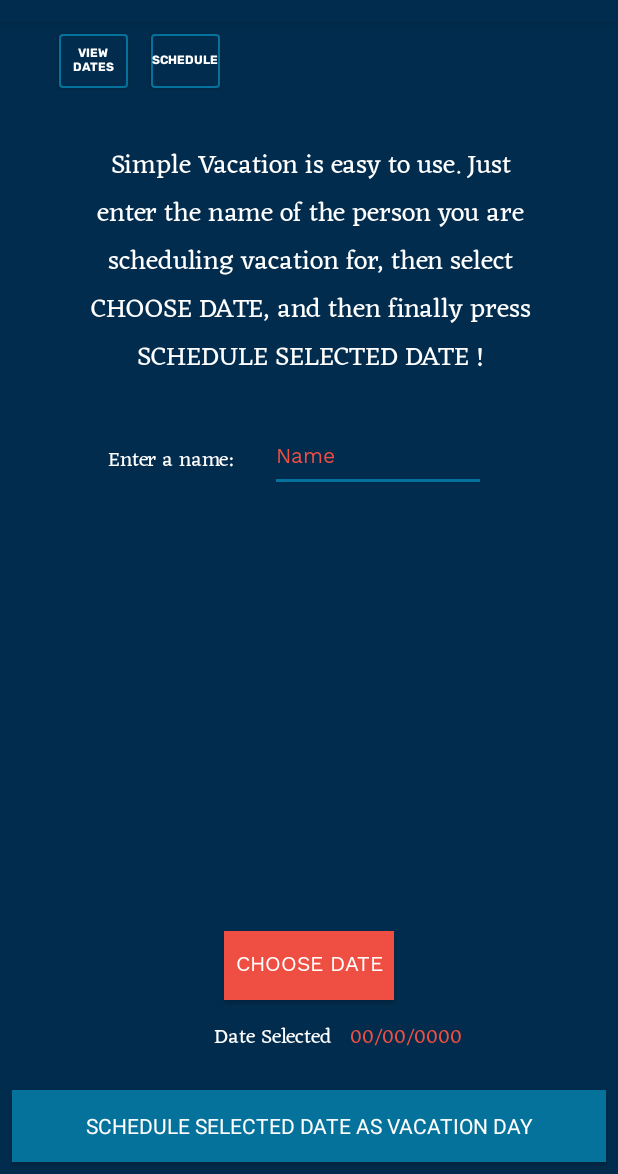
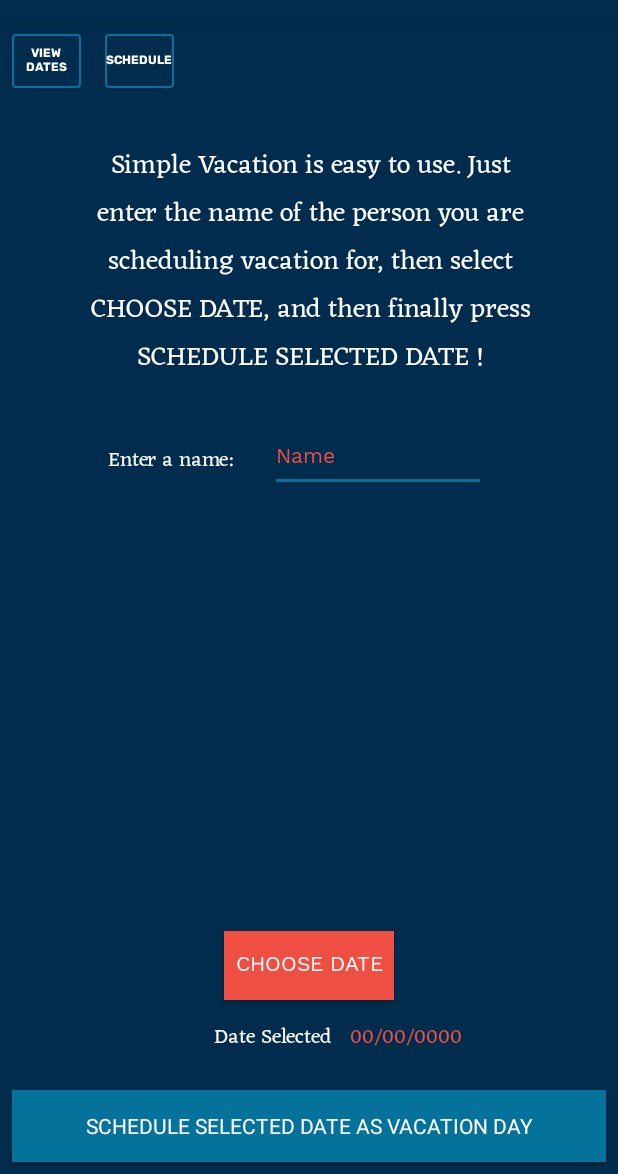
Before and after one commit to ryancarter87/PerfVaca, an Android app: the screen it shows after launch (MainActivity), after a tap on "SCHEDULE SELECTED DATE AS VACATION DAY", on a phone screen of 412 x 824 dp, the part 62-1236 px from its top. Run offline under Robolectric (Android 15) with nearby library versions, the phone set to English and light mode, and no system bars.

```diff
--- a/app/build.gradle
+++ b/app/build.gradle
@@ -28,6 +28,7 @@ dependencies {
     implementation 'com.android.support:appcompat-v7:26.1.0'
     implementation 'com.android.support.constraint:constraint-layout:1.0.2'
     compile 'com.google.code.gson:gson:2.8.2'
+    compile 'org.jetbrains.anko:anko-commons:0.10.1'
     testImplementation 'junit:junit:4.12'
     androidTestImplementation 'com.android.support.test:runner:1.0.1'
     androidTestImplementation 'com.android.support.test.espresso:espresso-core:3.0.1'
--- a/app/src/main/java/com/rtcarter/perfvaca/MainActivity.kt
+++ b/app/src/main/java/com/rtcarter/perfvaca/MainActivity.kt
@@ -40,9 +40,17 @@ class MainActivity : AppCompatActivity() {
         var person = PeopleDates()
         var peopleList: MutableList<PeopleDates> = mutableListOf(person)
 
+        // Check variable will equal true if people.json does not exist
+        // This means this is the first time the program has started, so a default value will
+        // be added to peopleList and needs to be removed after another date has been scheduled
+        val checkF: Boolean
+
         // If the json file exists then load its contents into peopleList
         if (fileList().contains("people.json")) {
             peopleList = (gson.fromJson(read("people.json"), object : TypeToken<MutableList<PeopleDates>>() {}.type))
+            checkF = false
+        } else {
+            checkF = true
         }
 
         // Initialize the calendar and add onclicklistener to display date picker to user
@@ -98,6 +106,14 @@ class MainActivity : AppCompatActivity() {
                 selected.dates = mutableListOf(chosenDate)
                 selected.name = nameIn
                 peopleList.add(selected)
+                Toast.makeText(this, "${dateText.text} scheduled as a vacation day for $nameIn", Toast.LENGTH_LONG).show()
+            }
+
+            // If checkF is true then this is the first time program has ever ran on device
+            // So, first value in peopleList will be the default placeholder value
+            // This value needs to be removed
+            if (checkF) {
+                peopleList.removeAt(0)
             }
 
             // write peopleList to the json file
--- a/app/src/main/res/layout/activity_main.xml
+++ b/app/src/main/res/layout/activity_main.xml
@@ -71,7 +71,6 @@
         style="@android:style/Widget.Material.Light.Button.Small"
         android:layout_width="46dp"
         android:layout_height="36dp"
-        android:layout_marginEnd="8dp"
         android:layout_marginStart="8dp"
         android:layout_marginTop="8dp"
         android:background="@drawable/borders"
@@ -79,8 +78,6 @@
         android:text="View Dates"
         android:textColor="@android:color/background_light"
         android:textSize="8sp"
-        app:layout_constraintEnd_toEndOf="parent"
-        app:layout_constraintHorizontal_bias="0.09"
         app:layout_constraintStart_toStartOf="parent"
         app:layout_constraintTop_toTopOf="parent"
         tools:targetApi="lollipop" />
```
Also changed, not shown: app/src/main/java/com/rtcarter/perfvaca/ScheduledActivity.kt (+37 -15 lines), app/src/main/res/layout/activity_scheduled.xml (+5 -2 lines).
